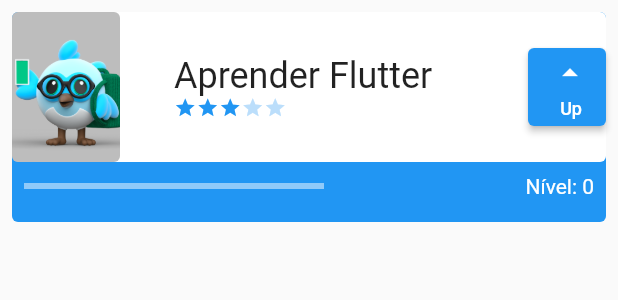
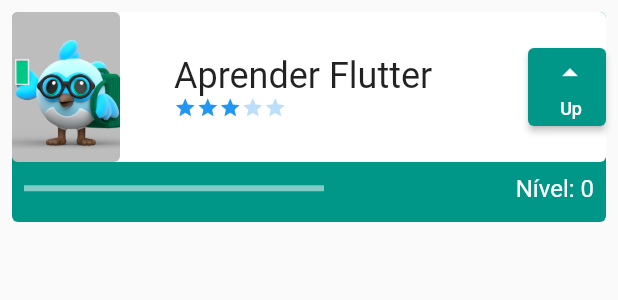
Before and after one commit to lucassamel/first_project, a Flutter app: the Task widget shown alone on an empty page, opened directly, on a phone screen of 412 x 824 dp. Shown: the top 300 px of the screen. Run offline on Flutter 3.47's test engine with Material 2 defaults, Android fonts, the phone set to English and light mode, and no system bars; our stand-ins replace sqflite; accounts and stored records are empty; network calls fail.

Commit message:
Modificação de temas com o ThemeData

```diff
--- a/lib/components/task.dart
+++ b/lib/components/task.dart
@@ -32,22 +32,26 @@ class _TaskState extends State<Task> {
           Container(
             height: 140,
             decoration: BoxDecoration(
-                borderRadius: BorderRadius.circular(4), color: Colors.blue),
+              borderRadius: BorderRadius.circular(4),
+              color: Theme.of(context).primaryColor,
+            ),
           ),
           Column(
             children: [
               Container(
                 decoration: BoxDecoration(
-                    borderRadius: BorderRadius.circular(4),
-                    color: Colors.white),
+                  borderRadius: BorderRadius.circular(4),
+                  color: Theme.of(context).colorScheme.surface,
+                ),
                 height: 100,
                 child: Row(
                   mainAxisAlignment: MainAxisAlignment.spaceBetween,
                   children: [
                     Container(
                       decoration: BoxDecoration(
-                          borderRadius: BorderRadius.circular(4),
-                          color: Colors.black26),
+                        borderRadius: BorderRadius.circular(4),
+                        color: Colors.black26,
+                      ),
                       width: 72,
                       height: 100,
                       child: ClipRRect(
@@ -93,10 +97,10 @@ class _TaskState extends State<Task> {
                             });
                             // print(nivel);
                           },
-                          child: Column(
+                          child: const Column(
                             mainAxisAlignment: MainAxisAlignment.spaceEvenly,
                             crossAxisAlignment: CrossAxisAlignment.end,
-                            children: const [
+                            children: [
                               Icon(Icons.arrow_drop_up),
                               Text(
                                 'Up',
@@ -116,7 +120,8 @@ class _TaskState extends State<Task> {
                     child: SizedBox(
                         width: 200,
                         child: LinearProgressIndicator(
-                          color: Colors.white,
+                          color:
+                              Theme.of(context).colorScheme.onPrimaryContainer,
                           value: widget.dificuldade > 0
                               ? (widget.nivel / widget.dificuldade) / 10
                               : 1,
@@ -126,7 +131,10 @@ class _TaskState extends State<Task> {
                     padding: const EdgeInsets.all(8.0),
                     child: Text(
                       'Nível: ${widget.nivel}',
-                      style: const TextStyle(color: Colors.white),
+                      style: TextStyle(
+                        color: Theme.of(context).colorScheme.onPrimaryContainer,
+                        fontSize: 16,
+                      ),
                     ),
                   ),
                 ],
--- a/lib/main.dart
+++ b/lib/main.dart
@@ -15,7 +15,7 @@ class MyApp extends StatelessWidget {
     return MaterialApp(
       title: 'Flutter Demo',
       theme: ThemeData(
-        primarySwatch: Colors.blue,
+        primarySwatch: Colors.teal,
       ),
       home: TaskInherited(
         child: const InitialScreen(),
```
Also changed, not shown: lib/screens/initial_screen.dart (+9 -9 lines).
